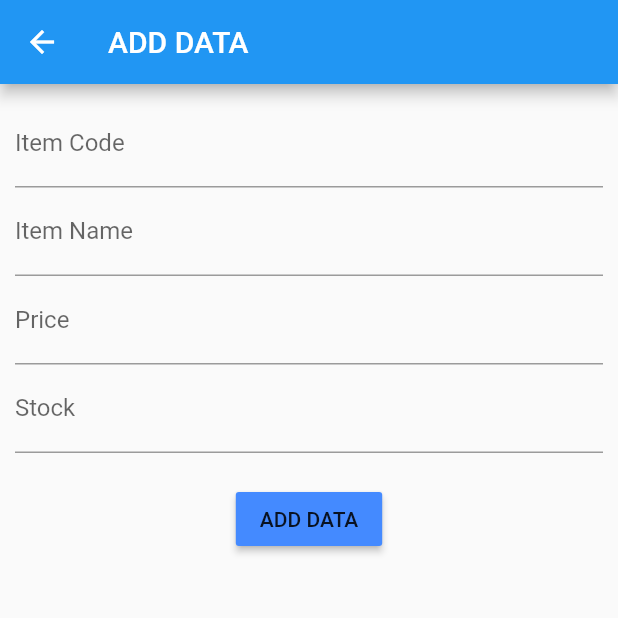
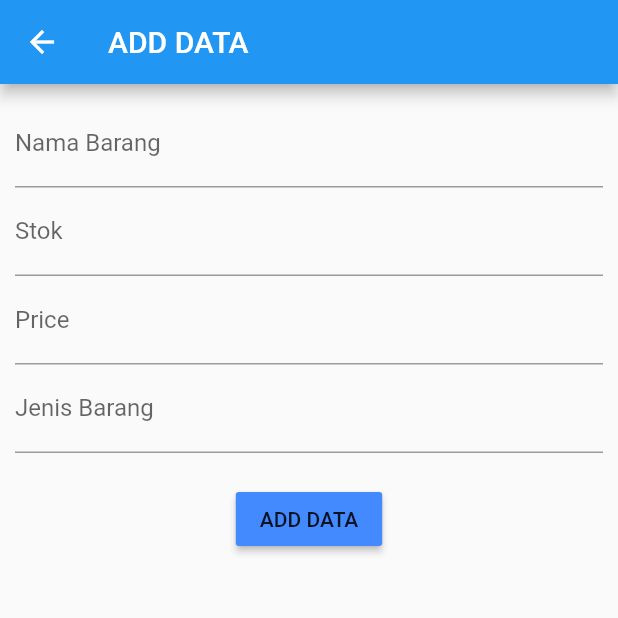
Before and after one commit to mangdodo/uas_mobileapps, a Flutter app: the AddData screen opened directly, on a phone screen of 412 x 824 dp, the top half of it. Run offline on Flutter 3.47's test engine with Material 2 defaults, Android fonts, the phone set to English and light mode, and no system bars; network calls fail.

```diff
--- a/lib/adddata.dart
+++ b/lib/adddata.dart
@@ -14,10 +14,10 @@ class _AddDataState extends State<AddData> {
 
   void addData() {
     http.post(Uri.parse("http://10.0.2.2/my_store/deletedata.php"), body: {
-      "itemcode": controllerCode.text,
-      "itemname": controllerName.text,
+      "nama_barang": controllerCode.text,
+      "stok": controllerName.text,
       "price": controllerPrice.text,
-      "stock": controllerStock.text
+      "jenis_barang": controllerStock.text
     });
   }
 
@@ -36,12 +36,12 @@ class _AddDataState extends State<AddData> {
                 new TextField(
                   controller: controllerCode,
                   decoration: new InputDecoration(
-                      hintText: "Item Code", labelText: "Item Code"),
+                      hintText: "Nama Barang", labelText: "Nama Barang"),
                 ),
                 new TextField(
                   controller: controllerName,
                   decoration: new InputDecoration(
-                      hintText: "Item Name", labelText: "Item Name"),
+                      hintText: "Stok", labelText: "Stok"),
                 ),
                 new TextField(
                   controller: controllerPrice,
@@ -51,7 +51,7 @@ class _AddDataState extends State<AddData> {
                 new TextField(
                   controller: controllerStock,
                   decoration: new InputDecoration(
-                      hintText: "Stock", labelText: "Stock"),
+                      hintText: "Jenis Barang", labelText: "Jenis Barang"),
                 ),
                 new Padding(
                   padding: const EdgeInsets.all(10.0),
--- a/lib/detail.dart
+++ b/lib/detail.dart
@@ -20,7 +20,7 @@ class _DetailState extends State<Detail> {
   void confirm() {
     AlertDialog alertDialog = new AlertDialog(
       content: new Text(
-          "Are You sure want to delete '${widget.list[widget.index]['item_name']}'"),
+          "Are You sure want to delete '${widget.list[widget.index]['nama_barang']}'"),
       actions: <Widget>[
         // ignore: deprecated_member_use
         new RaisedButton(
@@ -52,7 +52,7 @@ class _DetailState extends State<Detail> {
   Widget build(BuildContext context) {
     return new Scaffold(
       appBar: new AppBar(
-          title: new Text("${widget.list[widget.index]['item_name']}")),
+          title: new Text("${widget.list[widget.index]['nama_barang']}")),
       body: new Container(
         height: 270.0,
         padding: const EdgeInsets.all(20.0),
@@ -64,11 +64,11 @@ class _DetailState extends State<Detail> {
                   padding: const EdgeInsets.only(top: 30.0),
                 ),
                 new Text(
-                  widget.list[widget.index]['item_name'],
+                  widget.list[widget.index]['nama_barang'],
                   style: new TextStyle(fontSize: 20.0),
                 ),
                 new Text(
-                  "Code : ${widget.list[widget.index]['item_code']}",
+                  "Code : ${widget.list[widget.index]['stok']}",
                   style: new TextStyle(fontSize: 18.0),
                 ),
                 new Text(
@@ -76,7 +76,7 @@ class _DetailState extends State<Detail> {
                   style: new TextStyle(fontSize: 18.0),
                 ),
                 new Text(
-                  "Stock : ${widget.list[widget.index]['stock']}",
+                  "Stock : ${widget.list[widget.index]['jenis_barang']}",
                   style: new TextStyle(fontSize: 18.0),
                 ),
                 new Padding(
--- a/lib/editdata.dart
+++ b/lib/editdata.dart
@@ -21,23 +21,23 @@ class _EditDataState extends State<EditData> {
   void editData() {
     http.post(Uri.parse("http://10.0.2.2/my_store/deletedata.php"), body: {
       "id": widget.list[widget.index]['id'],
-      "itemcode": controllerCode.text,
-      "itemname": controllerName.text,
+      "nama_barang": controllerCode.text,
+      "stok": controllerName.text,
       "price": controllerPrice.text,
-      "stock": controllerStock.text
+      "jenis_barang": controllerStock.text
     });
   }
 
   @override
   void initState() {
     controllerCode =
-        new TextEditingController(text: widget.list[widget.index]['item_code']);
+        new TextEditingController(text: widget.list[widget.index]['nama_barang']);
     controllerName =
-        new TextEditingController(text: widget.list[widget.index]['item_name']);
+        new TextEditingController(text: widget.list[widget.index]['stok']);
     controllerPrice =
         new TextEditingController(text: widget.list[widget.index]['price']);
     controllerStock =
-        new TextEditingController(text: widget.list[widget.index]['stock']);
+        new TextEditingController(text: widget.list[widget.index]['jenis_barang']);
     super.initState();
   }
 
@@ -56,12 +56,12 @@ class _EditDataState extends State<EditData> {
                 new TextField(
                   controller: controllerCode,
                   decoration: new InputDecoration(
-                      hintText: "Item Code", labelText: "Item Code"),
+                      hintText: "Nama Barang", labelText: "Nama Barang"),
                 ),
                 new TextField(
                   controller: controllerName,
                   decoration: new InputDecoration(
-                      hintText: "Item Name", labelText: "Item Name"),
+                      hintText: "Stok", labelText: "Stok"),
                 ),
                 new TextField(
                   controller: controllerPrice,
@@ -71,7 +71,7 @@ class _EditDataState extends State<EditData> {
                 new TextField(
                   controller: controllerStock,
                   decoration: new InputDecoration(
-                      hintText: "Stock", labelText: "Stock"),
+                      hintText: "Jenis Barang", labelText: "Jenis Barang"),
                 ),
                 new Padding(
                   padding: const EdgeInsets.all(10.0),
--- a/pubspec.yaml
+++ b/pubspec.yaml
@@ -28,6 +28,8 @@ dependencies:
   # The following adds the Cupertino Icons font to your application.
   # Use with the CupertinoIcons class for iOS style icons.
   cupertino_icons: ^1.0.2
+
+  http: ^0.13.3
 
 dev_dependencies:
   flutter_test:
```
Also changed, not shown: lib/main.dart (+68 -94 lines), pubspec.lock, 5 other files.
